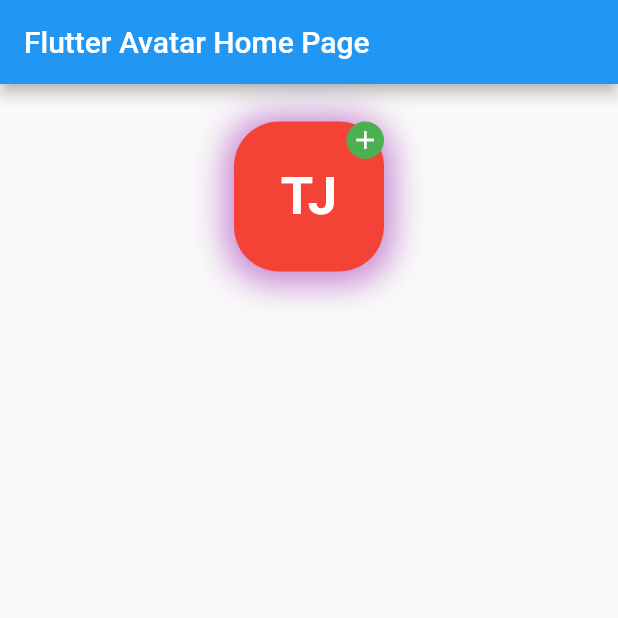
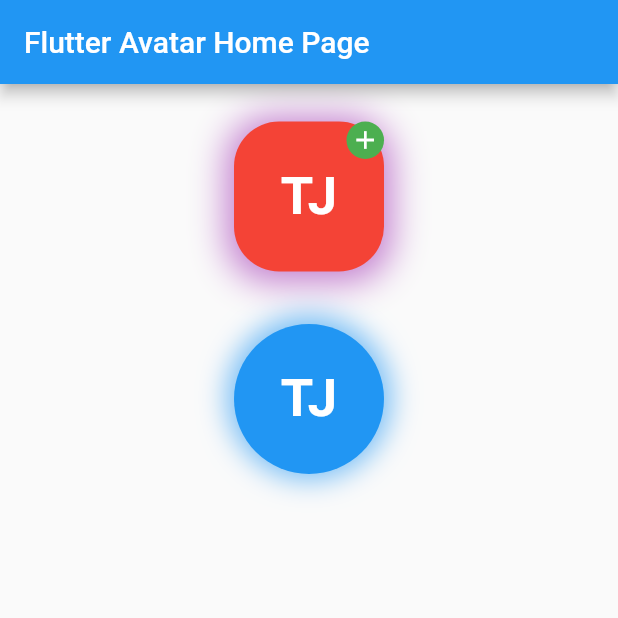
Before and after one commit to timilehinjegede/flutter-avatar, a Flutter app: the screen it shows after launch, on a phone screen of 412 x 824 dp, the top half of it. Run offline on Flutter 3.47's test engine with Material 2 defaults, Android fonts, the phone set to English and light mode, and no system bars.

Commit message:
chore: added avatar example

```diff
--- a/example/lib/main.dart
+++ b/example/lib/main.dart
@@ -43,7 +43,7 @@ class MyHomePage extends StatelessWidget {
       appBar: AppBar(
         title: Text(title),
       ),
-      body: SizedBox.expand(
+      body: SingleChildScrollView(
         child: Padding(
           padding: const EdgeInsets.only(top: 25.0),
           child: Column(
@@ -53,28 +53,28 @@ class MyHomePage extends StatelessWidget {
               FAExampleOne(),
 
               const SizedBox(
-                height: 20,
+                height: 35,
               ),
 
               // Example 2
               FAExampleTwo(),
 
               const SizedBox(
-                height: 20,
+                height: 35,
               ),
 
               // Example 3
               FAExampleThree(),
 
               const SizedBox(
-                height: 20,
+                height: 35,
               ),
 
               // Example 4
               FAExampleFour(),
 
               const SizedBox(
-                height: 20,
+                height: 35,
               ),
 
               // Example 5
@@ -129,7 +129,25 @@ class FAExampleOne extends StatelessWidget {
 class FAExampleTwo extends StatelessWidget {
   @override
   Widget build(BuildContext context) {
-    return Container();
+    return FlutterAvatar(
+      backgroundColor: Colors.blue,
+      radius: 50,
+      shape: BoxShape.circle,
+      avatarShadow: BoxShadow(
+        color: Colors.blue.withOpacity(0.6),
+        blurRadius: 15,
+        spreadRadius: 5,
+        offset: Offset(0, -1),
+      ),
+      child: Text(
+        'TJ',
+        style: TextStyle(
+          fontSize: 35,
+          color: Colors.white,
+          fontWeight: FontWeight.bold,
+        ),
+      ),
+    );
   }
 }
 
```
